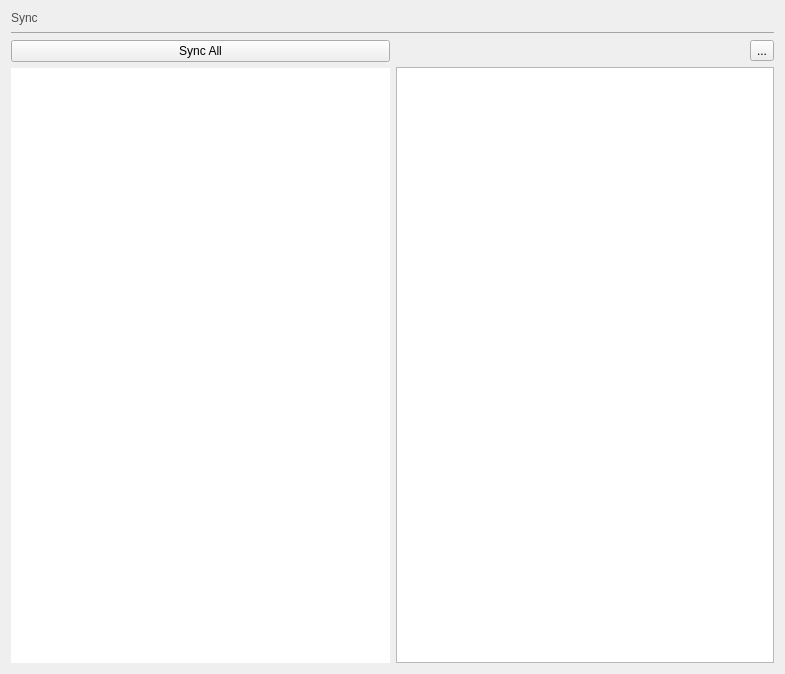
Old version of the form src/roam/ui_sync.ui in the repository roam-qgis/Roam.
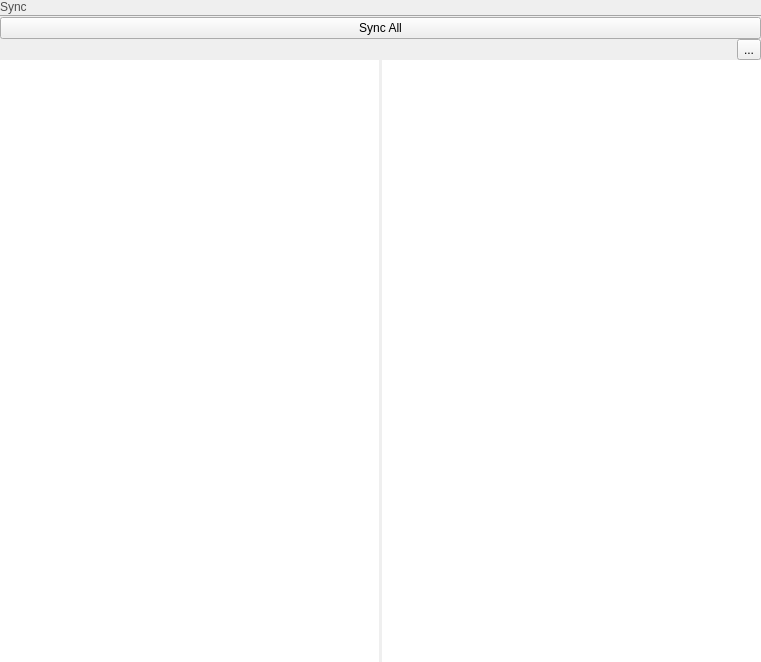
New version of the form. Icons and pictures are not drawn.

Commit message: Remove frame from map canvas. Remove spacing around widgets

```diff
--- a/src/roam/ui_sync.ui
+++ b/src/roam/ui_sync.ui
@@ -6,8 +6,8 @@
    <rect>
     <x>0</x>
     <y>0</y>
-    <width>785</width>
-    <height>674</height>
+    <width>761</width>
+    <height>662</height>
    </rect>
   </property>
   <property name="windowTitle">
@@ -16,8 +16,14 @@
   <property name="styleSheet">
    <string notr="true"/>
   </property>
-  <layout class="QGridLayout" name="gridLayout">
-   <item row="0" column="0">
+  <layout class="QVBoxLayout" name="verticalLayout">
+   <property name="spacing">
+    <number>0</number>
+   </property>
+   <property name="margin">
+    <number>0</number>
+   </property>
+   <item>
     <widget class="QLabel" name="settingsLabel_2">
      <property name="sizePolicy">
       <sizepolicy hsizetype="MinimumExpanding" vsizetype="Fixed">
@@ -34,7 +40,7 @@
      </property>
     </widget>
    </item>
-   <item row="1" column="0" colspan="2">
+   <item>
     <widget class="Line" name="line">
      <property name="styleSheet">
       <string notr="true">color: rgb(165, 165, 165);</string>
@@ -50,7 +56,7 @@
      </property>
     </widget>
    </item>
-   <item row="2" column="0" rowspan="2">
+   <item>
     <widget class="QPushButton" name="syncallButton">
      <property name="text">
       <string>Sync All</string>
@@ -67,9 +73,15 @@
      </property>
     </widget>
    </item>
-   <item row="2" column="1" rowspan="3">
-    <layout class="QVBoxLayout" name="verticalLayout">
      <item>
+    <layout class="QGridLayout" name="gridLayout">
+     <property name="horizontalSpacing">
+      <number>3</number>
+     </property>
+     <property name="verticalSpacing">
+      <number>0</number>
+     </property>
+     <item row="0" column="1">
       <layout class="QHBoxLayout" name="horizontalLayout">
        <item>
         <spacer name="horizontalSpacer">
@@ -103,16 +115,7 @@
        </item>
       </layout>
      </item>
-     <item>
-      <widget class="QTextEdit" name="syncstatus">
-       <property name="readOnly">
-        <bool>true</bool>
-       </property>
-      </widget>
-     </item>
-    </layout>
-   </item>
-   <item row="4" column="0">
+     <item row="1" column="0">
     <widget class="QTreeWidget" name="synctree">
      <property name="styleSheet">
       <string notr="true">* {
@@ -172,6 +175,18 @@
       </property>
      </column>
     </widget>
+     </item>
+     <item row="1" column="1">
+      <widget class="QTextEdit" name="syncstatus">
+       <property name="frameShape">
+        <enum>QFrame::NoFrame</enum>
+       </property>
+       <property name="readOnly">
+        <bool>true</bool>
+       </property>
+      </widget>
+     </item>
+    </layout>
    </item>
   </layout>
  </widget>
```
Lines whose indentation alone changed are shown as unchanged. The commit also changes 2 other files.
